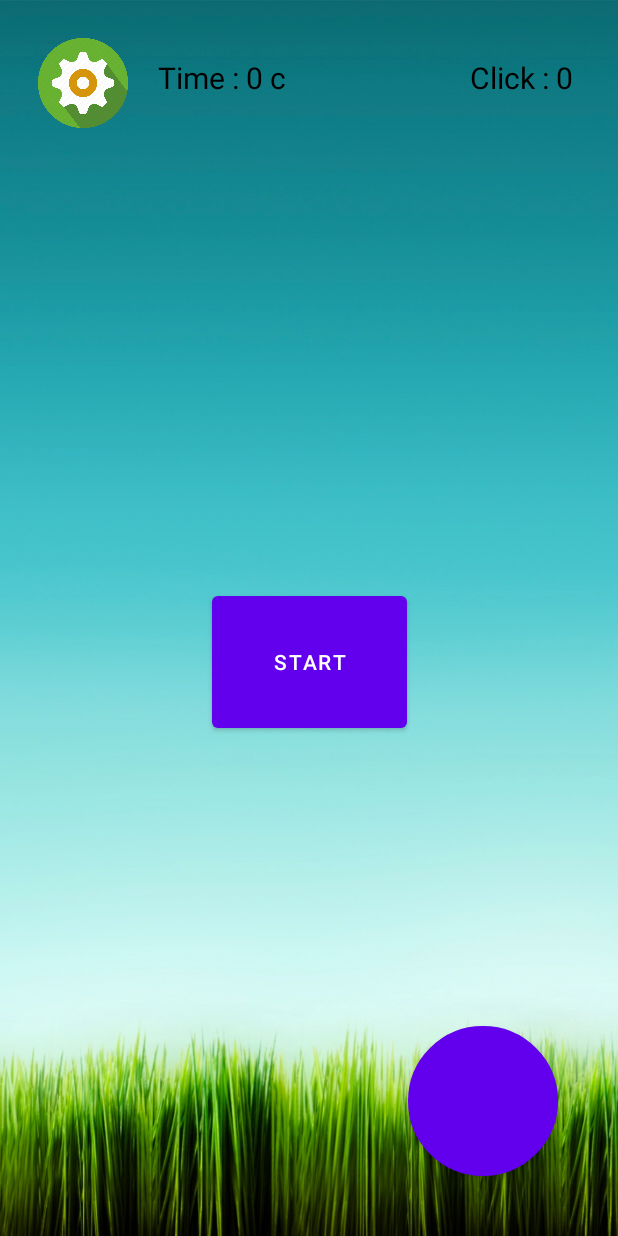
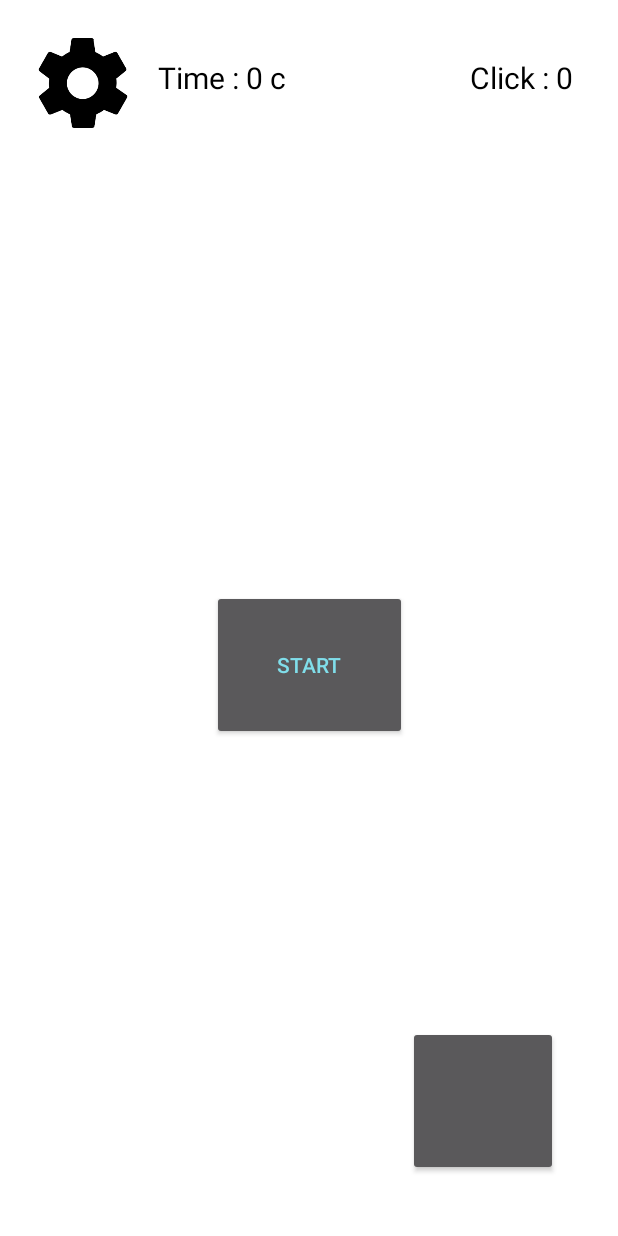
Before and after one commit to AgeDim/Clicker, an Android app: the layout activity_main.xml on its own in the app's theme, with its tools: preview values and no code run, on a phone screen of 412 x 824 dp. Run offline under Robolectric (Android 15) with nearby library versions, the phone set to English and light mode, and no system bars.

Commit message:
Мейсон, ты шо спишь?

```diff
--- a/app/src/main/res/layout/activity_main.xml
+++ b/app/src/main/res/layout/activity_main.xml
@@ -4,10 +4,11 @@
     xmlns:tools="http://schemas.android.com/tools"
     android:layout_width="match_parent"
     android:layout_height="match_parent"
-    android:background="@drawable/background"
+    android:background="@color/white_for_back"
     android:orientation="vertical"
     android:padding="20dp"
-    tools:context=".MainActivity">
+    tools:context=".MainActivity"
+    >
 
     <ImageButton
         android:id="@+id/settings"
@@ -19,7 +20,7 @@
         android:contentDescription="@string/todo"
         app:layout_constraintStart_toStartOf="parent"
         app:layout_constraintTop_toTopOf="parent"
-        tools:ignore="MissingConstraints,ImageContrastCheck" />
+        tools:ignore="MissingConstraints,ImageContrastCheck,DuplicateSpeakableTextCheck" />
 
     <TextView
         android:id="@+id/time"
@@ -28,7 +29,7 @@
         android:layout_marginStart="10dp"
         android:layout_marginTop="18dp"
         android:layout_marginEnd="28dp"
-        android:text="Time : 0 c"
+        android:text="@string/time_0_c"
         android:textColor="#000000"
         android:textSize="20sp"
         app:layout_constraintEnd_toStartOf="@+id/counter"
@@ -58,10 +59,14 @@
         android:layout_marginEnd="140dp"
         android:layout_marginBottom="300dp"
         android:text="@string/start"
+        android:textColor="#80DEEA"
         app:layout_constraintBottom_toBottomOf="parent"
         app:layout_constraintEnd_toEndOf="parent"
+        app:layout_constraintHorizontal_bias="0.498"
         app:layout_constraintStart_toStartOf="parent"
-        app:layout_constraintTop_toBottomOf="@+id/time" />
+        app:layout_constraintTop_toBottomOf="@+id/time"
+        app:layout_constraintVertical_bias="0.584"
+        tools:ignore="TextContrastCheck" />
 
     <Button
         android:id="@+id/click"
@@ -69,7 +74,7 @@
         android:layout_height="100dp"
         android:layout_marginEnd="20dp"
         android:layout_marginBottom="20dp"
-        android:background="@drawable/cycle_button"
+        android:contentDescription="@string/todo"
         app:layout_constraintBottom_toBottomOf="parent"
         app:layout_constraintEnd_toEndOf="parent"
         tools:ignore="MissingConstraints,SpeakableTextPresentCheck" />
--- a/app/src/main/res/values-night/strings.xml
+++ b/app/src/main/res/values-night/strings.xml
@@ -1,4 +1,5 @@
 <?xml version="1.0" encoding="utf-8"?>
 <resources>
-    <string name="info">Выберите Размер и Расположение кнопки</string>
+    <string name="info">Настройки</string>
+    <string name="size">Size</string>
 </resources>
--- a/app/src/main/res/values/colors.xml
+++ b/app/src/main/res/values/colors.xml
@@ -5,6 +5,8 @@
     <color name="purple_700">#FF3700B3</color>
     <color name="teal_200">#FF03DAC5</color>
     <color name="teal_700">#FF018786</color>
-    <color name="black">#FF000000</color>
-    <color name="white">#FFFFFFFF</color>
+    <color name="black">#000000</color>
+    <color name="white">#b1b1b1</color>
+    <color name="white_for_back">#FFFFFF</color>
+    <color name="gray">#5f5f5f</color>
 </resources>
--- a/app/src/main/res/values/themes.xml
+++ b/app/src/main/res/values/themes.xml
@@ -1,6 +1,6 @@
 <resources xmlns:tools="http://schemas.android.com/tools">
     <!-- Base application theme. -->
-    <style name="Theme.Clicker" parent="Theme.MaterialComponents.DayNight.DarkActionBar">
+    <style name="Theme.Clicker" parent="Theme.AppCompat.NoActionBar">
         <!-- Primary brand color. -->
         <item name="colorPrimary">@color/purple_500</item>
         <item name="colorPrimaryVariant">@color/purple_700</item>
```
Also changed, not shown: app/src/main/AndroidManifest.xml (+4 -4 lines), app/src/main/java/com/example/clicker/MainActivity.java (+58 -13 lines), app/src/main/res/values/strings.xml (+13 -2 lines), app/src/main/res/drawable-v24/settings.png.
